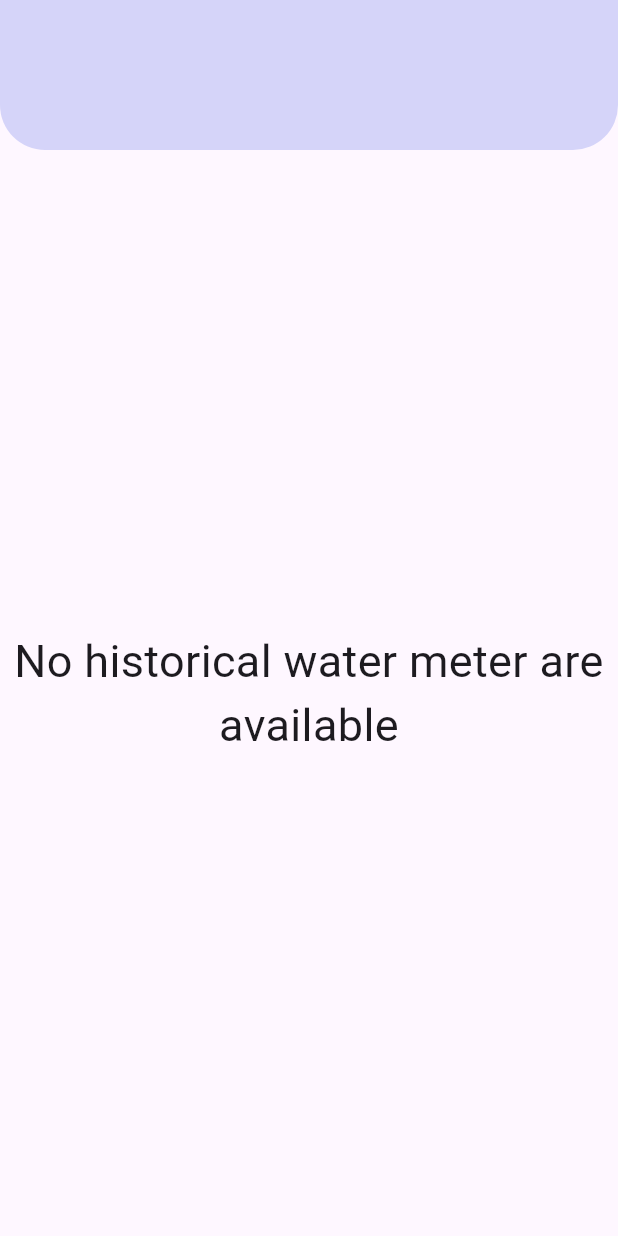
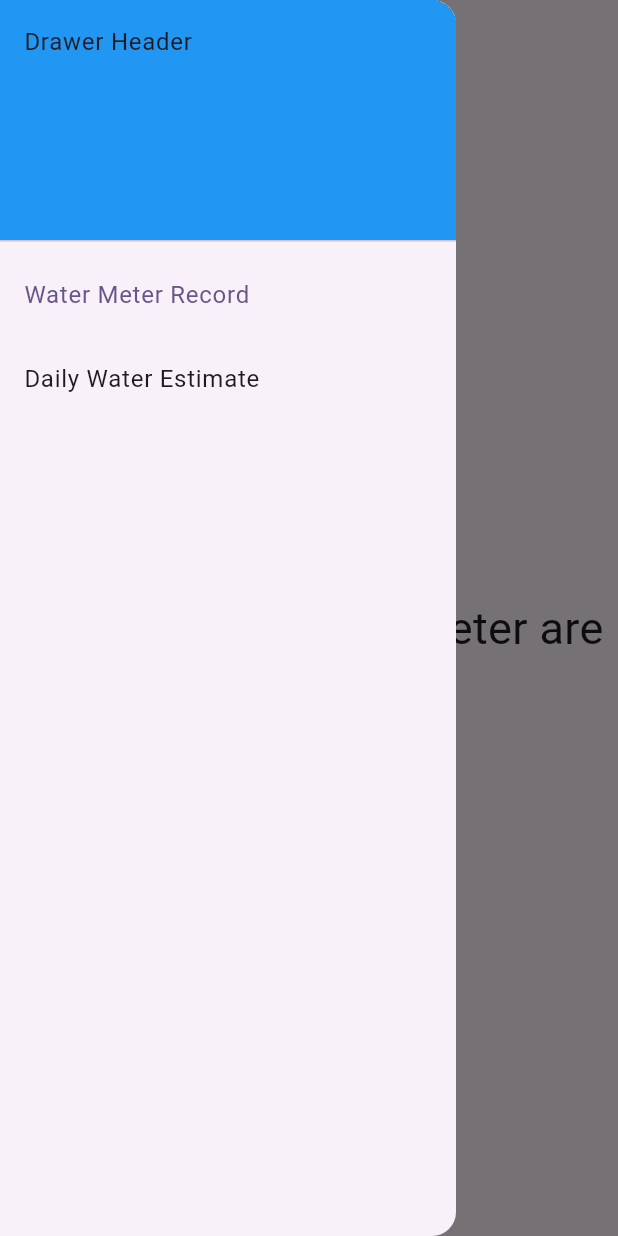
Before and after one commit to SKTDeveloper99/felix_watermeter_app, a Flutter app: the HistoryPage screen opened directly, with the side drawer open (before the commit the screen has no drawer), on a phone screen of 412 x 824 dp. Run offline on Flutter 3.47's test engine with Material 2 defaults, Android fonts, the phone set to English and light mode, and no system bars; our stand-ins replace camera, firebase_core, image_picker, shared_preferences; missing offline and left inert: google_mlkit_commons, google_mlkit_text_recognition; accounts and stored records are empty.

Commit message:
New fixes to make the app more completed

```diff
--- a/lib/AI detector/detector_view.dart
+++ b/lib/AI detector/detector_view.dart
@@ -4,7 +4,7 @@ import 'package:google_mlkit_commons/google_mlkit_commons.dart';
 import 'package:google_mlkit_text_recognition/google_mlkit_text_recognition.dart';
 
 import 'camera_view.dart';
-import '../gallery_view.dart';
+import '../Water_reader/gallery_view.dart';
 
 enum DetectorViewMode { liveFeed, gallery }
 
--- a/lib/gallery_view.dart
+++ b/lib/Water_reader/gallery_view.dart
@@ -1,13 +1,13 @@
 import 'dart:convert';
 import 'dart:io';
-import 'package:felix_watermeter_app/result_page.dart';
+import 'package:felix_watermeter_app/Water_reader/result_page.dart';
 import 'package:flutter/material.dart';
 import 'package:flutter/services.dart';
 import 'package:google_mlkit_commons/google_mlkit_commons.dart';
 import 'package:google_mlkit_text_recognition/google_mlkit_text_recognition.dart';
 import 'package:image_picker/image_picker.dart';
 
-import 'AI detector/utils.dart';
+import '../AI detector/utils.dart';
 
 class GalleryView extends StatefulWidget {
   GalleryView(
--- a/lib/bottom_bar.dart
+++ b/lib/bottom_bar.dart
@@ -1,8 +1,6 @@
-
 import 'package:felix_watermeter_app/main.dart';
 import 'package:felix_watermeter_app/shared_prefs/history_page.dart';
 import 'package:flutter/material.dart';
-
 
 
 class BottomNavigationBarControl extends StatefulWidget {
@@ -43,7 +41,7 @@ class _BottomNavigationBarControlState
           ),
           BottomNavigationBarItem(
             icon: Icon(Icons.business),
-            label: 'Business',
+            label: 'History',
           ),
         ],
         currentIndex: _selectedIndex,
--- a/lib/main.dart
+++ b/lib/main.dart
@@ -1,3 +1,4 @@
+import 'package:felix_watermeter_app/Daily_Record/daily_record.dart';
 import 'package:felix_watermeter_app/bottom_bar.dart';
 import 'package:felix_watermeter_app/firebase_options.dart';
 import 'package:felix_watermeter_app/AI%20detector/text-detector.dart';
@@ -64,6 +65,7 @@ class _MyHomePageState extends State<MyHomePage> {
                     title: Text('Water meter App'),
                     children: [
                       CustomCard('Water meter setup', TextRecognizerView()),
+                      CustomCard('Daily Water Estimate', DailyRecordPage()),
                     ],
                   ),
                   SizedBox(
--- a/lib/shared_prefs/history_page.dart
+++ b/lib/shared_prefs/history_page.dart
@@ -1,4 +1,6 @@
 import 'dart:convert';
+import 'package:felix_watermeter_app/shared_prefs/history_daily_water.dart';
+import 'package:felix_watermeter_app/shared_prefs/history_water_meter.dart';
 import 'package:felix_watermeter_app/shared_prefs/specific_past_page.dart';
 import 'package:flutter/cupertino.dart';
 import 'package:flutter/material.dart';
@@ -14,102 +16,61 @@ class HistoryPage extends StatefulWidget {
 }
 
 class _HistoryPageState extends State<HistoryPage> {
-  Map _image = {};
-  Map _waterMeter = {};
+  int _selectedIndex = 0;
 
-  void initState() {
-    _loadHistory();
-  }
+  static const TextStyle optionStyle =
+  TextStyle(fontSize: 30, fontWeight: FontWeight.bold);
+  static  final List<Widget> _widgetOptions = <Widget>[
+    HistoryWaterMeterPage(),
+    HistoryDailyWaterPage(),
+  ];
 
-  _loadHistory() async {
-    SharedPreferences prefs = await SharedPreferences.getInstance();
-    List dates = [];
-    print(prefs.containsKey('date'));
-    if (prefs.containsKey('date')) {
-      dates = prefs.getStringList('date')!;
-      for (var date in dates) {
-        _image[date] = prefs.getString(date + '_image');
-        _waterMeter[date] = prefs.getString(date + '_waterMeter');
-      }
-      print(_image.keys);
-      setState(() {});
-    }
+  void _onItemTapped(int index) {
+    setState(() {
+      _selectedIndex = index;
+    });
   }
 
   @override
   Widget build(BuildContext context) {
     return Scaffold(
       appBar: AppBar(
-        elevation: 0,
-        automaticallyImplyLeading: false,
-        backgroundColor: const Color.fromRGBO(213,212,249, 1),
-        shape: const RoundedRectangleBorder(
-          borderRadius: BorderRadius.only(
-            bottomLeft: Radius.circular(30.0),
-            bottomRight: Radius.circular(30.0),
-          ),
-        ),
-        toolbarHeight: 100,
-        // flexibleSpace: Column(
-        //   crossAxisAlignment: CrossAxisAlignment.start,
-        //   mainAxisAlignment: MainAxisAlignment.center,
-        //   children: [
-        //     Center(
-        //       child: Container(
-        //         height: 85,
-        //         width: 100,
-        //         decoration: const BoxDecoration(
-        //           image: DecorationImage(
-        //             image: AssetImage("assets/file-history.png"),
-        //             fit: BoxFit.fitHeight,
-        //           ),
-        //         ),
-        //       ),
-        //     ),
-        //   ],
-        // ),
+
       ),
-      body: _image.isNotEmpty
-          ? ListView.builder(
-          padding: const EdgeInsets.all(8),
-          physics: const ScrollPhysics(),
-          shrinkWrap: true,
-          itemCount: _image.length,
-          itemBuilder: (BuildContext context, int index) {
-            String date = _image.keys.elementAt(index);
-
-            return Card(
-                color: const Color.fromRGBO(215,236,209,1),
-                child: ListTile(
-                  title: Text(
-                    date,
-                    style: TextStyle(fontSize: 20),
-                  ),
-                  trailing: IconButton(
-                    icon: const Icon(Icons.play_circle_fill_outlined,
-                        color: Color.fromRGBO(62, 0, 31, 1)),
-                    tooltip: 'Show Images',
-                    onPressed: () {
-                      Navigator.push(
-                          context,
-                          CupertinoPageRoute(
-                              builder: (context) => ImagePage(
-                                imageTaken: _image[date],
-                                waterMeter: _waterMeter[date], title: date,
-                              )));
-                    },
-                  ),
-                ));
-          })
-          : const Center(
-        child: Column(
-          mainAxisAlignment: MainAxisAlignment.center,
+      body: Center(
+        child: _widgetOptions[_selectedIndex],
+      ),
+      drawer: Drawer(
+        child: ListView(
+          // Important: Remove any padding from the ListView.
+          padding: EdgeInsets.zero,
           children: [
-            Text(
-              'No historical water meter are available',
-              style: TextStyle(fontSize: 30),
-              textAlign: TextAlign.center,
-            )
+            const DrawerHeader(
+              decoration: BoxDecoration(
+                color: Colors.blue,
+              ),
+              child: Text('Drawer Header'),
+            ),
+            ListTile(
+              title: const Text('Water Meter Record'),
+              selected: _selectedIndex == 0,
+              onTap: () {
+                // Update the state of the app
+                _onItemTapped(0);
+                // Then close the drawer
+                Navigator.pop(context);
+              },
+            ),
+            ListTile(
+              title: const Text('Daily Water Estimate'),
+              selected: _selectedIndex == 1,
+              onTap: () {
+                // Update the state of the app
+                _onItemTapped(1);
+                // Then close the drawer
+                Navigator.pop(context);
+              },
+            ),
           ],
         ),
       ),
--- /dev/null
+++ b/lib/shared_prefs/history_water_meter.dart
@@ -0,0 +1,115 @@
+import 'dart:convert';
+import 'package:felix_watermeter_app/shared_prefs/specific_past_page.dart';
+import 'package:flutter/cupertino.dart';
+import 'package:flutter/material.dart';
+import 'package:shared_preferences/shared_preferences.dart';
+
+class HistoryWaterMeterPage extends StatefulWidget {
+  HistoryWaterMeterPage({Key? key}) : super(key: key);
+
+
+
+  @override
+  _HistoryWaterMeterPageState createState() => _HistoryWaterMeterPageState();
+}
+
+class _HistoryWaterMeterPageState extends State<HistoryWaterMeterPage> {
+  Map _image = {};
+  Map _waterMeter = {};
+
+
+  void initState() {
+    _loadHistory();
+  }
+
+  _loadHistory() async {
+    SharedPreferences prefs = await SharedPreferences.getInstance();
+    List dates = [];
+    print(prefs.containsKey('date'));
+    if (prefs.containsKey('date')) {
+      dates = prefs.getStringList('date')!;
+      for (var date in dates) {
+        _image[date] = prefs.getString(date + '_image');
+        _waterMeter[date] = prefs.getString(date + '_waterMeter');
+      }
+      print(_image.keys);
+      setState(() {});
+    }
+  }
+
+  @override
+  Widget build(BuildContext context) {
+    return Scaffold(
+      // appBar: AppBar(
+      //   elevation: 0,
+      //   automaticallyImplyLeading: false,
+      //   backgroundColor: const Color.fromRGBO(213,212,249, 1),
+      //   shape: const RoundedRectangleBorder(
+      //     borderRadius: BorderRadius.only(
+      //       bottomLeft: Radius.circular(30.0),
+      //       bottomRight: Radius.circular(30.0),
+      //     ),
+      //   ),
+      //   toolbarHeight: 100,
+      // ),
+      body: _image.isNotEmpty
+          ? ListView.builder(
+          padding: const EdgeInsets.all(8),
+          physics: const ScrollPhysics(),
+          shrinkWrap: true,
+          itemCount: _image.length,
+          itemBuilder: (BuildContext context, int index) {
+            String date = _image.keys.elementAt(index);
+
+            return Card(
+                color: const Color.fromRGBO(215,236,209,1),
+                child: ListTile(
+                  title: Text(
+                    date,
+                    style: TextStyle(fontSize: 20),
+                  ),
+                  trailing: Row(
+                      mainAxisSize: MainAxisSize.min,
+                    children: [
+                      IconButton(
+                        icon: const Icon(Icons.play_circle_fill_outlined,
+                            color: Color.fromRGBO(62, 0, 31, 1)),
+                        tooltip: 'Show Images',
+                        onPressed: () {
+                          Navigator.push(
+                              context,
+                              CupertinoPageRoute(
+                                  builder: (context) => ImagePage(
+                                    imageTaken: _image[date],
+                                    waterMeter: _waterMeter[date], title: date,
+                                  )));
+                        },
+                      ),
+                      IconButton(
+                        icon: const Icon(Icons.delete,
+                            color: Color.fromRGBO(203, 52, 127, 1.0)),
+                        tooltip: 'Delete ',
+                        onPressed: () async{
+                          SharedPreferences preferences = await SharedPreferences.getInstance();
+                          await preferences.remove(_waterMeter[date]);
+                        },
+                      ),
+                    ],
+                  ),
+                ));
+          })
+          : const Center(
+        child: Column(
+          mainAxisAlignment: MainAxisAlignment.center,
+          children: [
+            Text(
+              'No historical water meter are available',
+              style: TextStyle(fontSize: 30),
+              textAlign: TextAlign.center,
+            )
+          ],
+        ),
+      ),
+    );
+  }
+}
```
Also changed, not shown: lib/AI detector/text-detector.dart (+19 -19 lines), lib/Daily_Record/daily_record.dart (added, +98 -0 lines), lib/shared_prefs/history_daily_water.dart (added, +119 -0 lines), lib/shared_prefs/specific_water_daily_page.dart (added, +44 -0 lines), lib/Water_reader/result_page.dart (renamed from lib/result_page.dart), 1 other file.
